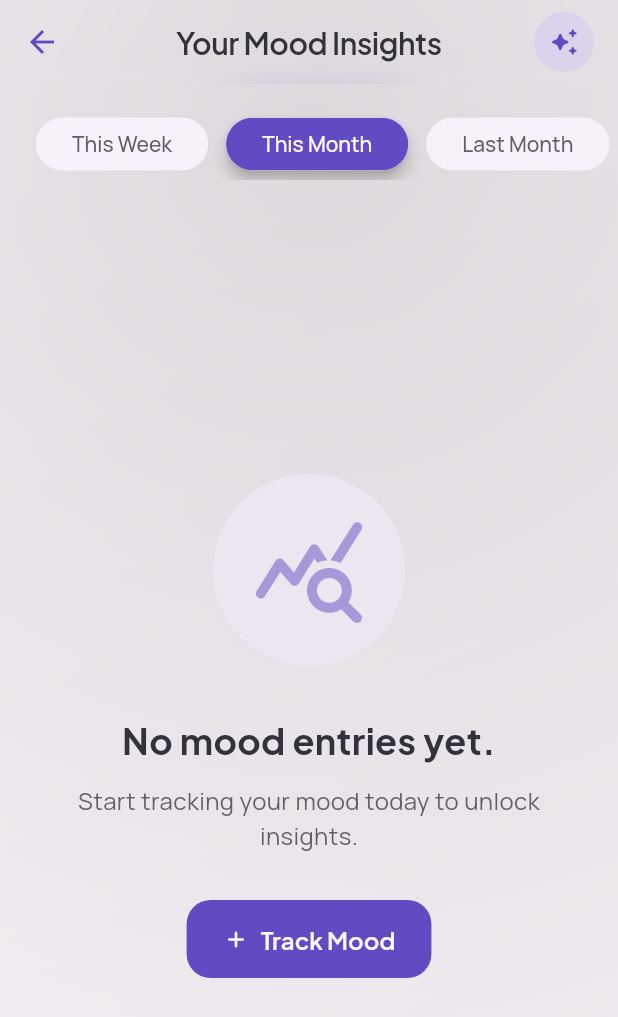
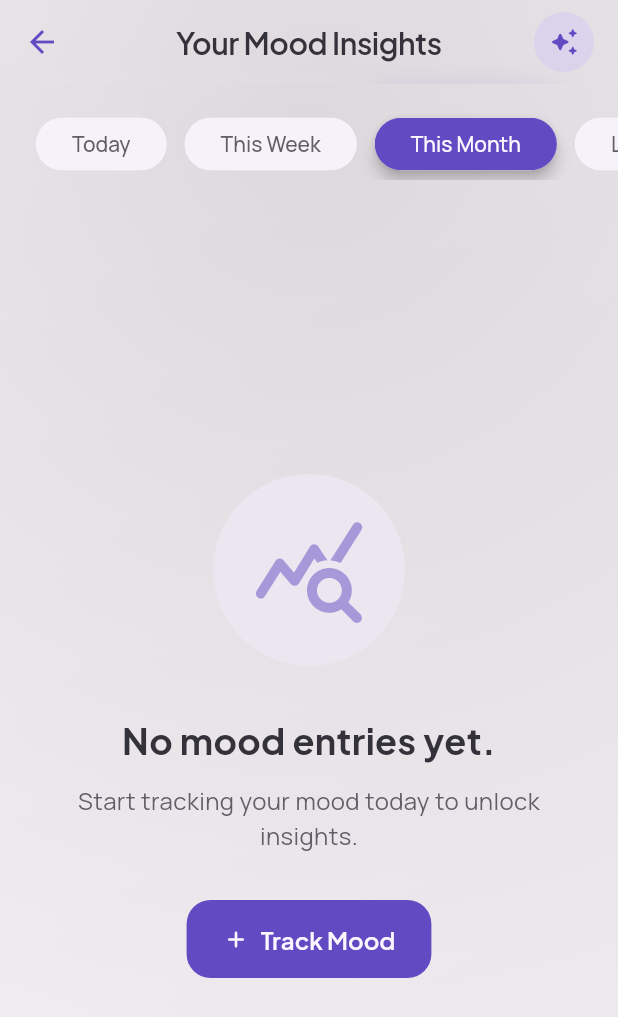
Before and after one commit to Dhruv-006/Moodify, a Flutter app: the InsightsScreen screen opened directly, on a phone screen of 412 x 824 dp. Shown: the top 1017 px of the screen. Run offline on Flutter 3.47's test engine with Material 3 defaults, Android fonts, the phone set to English and light mode, and no system bars; our stand-ins replace cloud_firestore, firebase_auth, firebase_core, fl_chart, flutter_dotenv, google_fonts and 4 more; accounts and stored records are empty; generated files the repository leaves out were written again.

Commit message:
feat: Add Edit Note action in History and Today filter in Insights

```diff
--- a/lib/providers/mood_provider.dart
+++ b/lib/providers/mood_provider.dart
@@ -366,6 +366,8 @@ class MoodProvider extends ChangeNotifier {
   /// Get entries for a named filter
   List<MoodEntry> getEntriesForFilter(String filter) {
     switch (filter) {
+      case 'Today':
+        return getEntriesForToday();
       case 'This Week':
         return getEntriesForWeek();
       case 'This Month':
--- a/lib/screens/insights/insights_screen.dart
+++ b/lib/screens/insights/insights_screen.dart
@@ -23,8 +23,8 @@ class InsightsScreen extends StatefulWidget {
 class _InsightsScreenState extends State<InsightsScreen>
     with SingleTickerProviderStateMixin {
   late AnimationController _animController;
-  int _selectedFilter = 1; // Default: This Month
-  final _filters = ['This Week', 'This Month', 'Last Month', 'All Time'];
+  int _selectedFilter = 2; // Default: This Month
+  final _filters = ['Today', 'This Week', 'This Month', 'Last Month', 'All Time'];
 
   @override
   void initState() {
```
Also changed, not shown: lib/screens/history/history_screen.dart (+31 -0 lines), lib/screens/mood_detail/mood_detail_screen.dart (+25 -8 lines).
